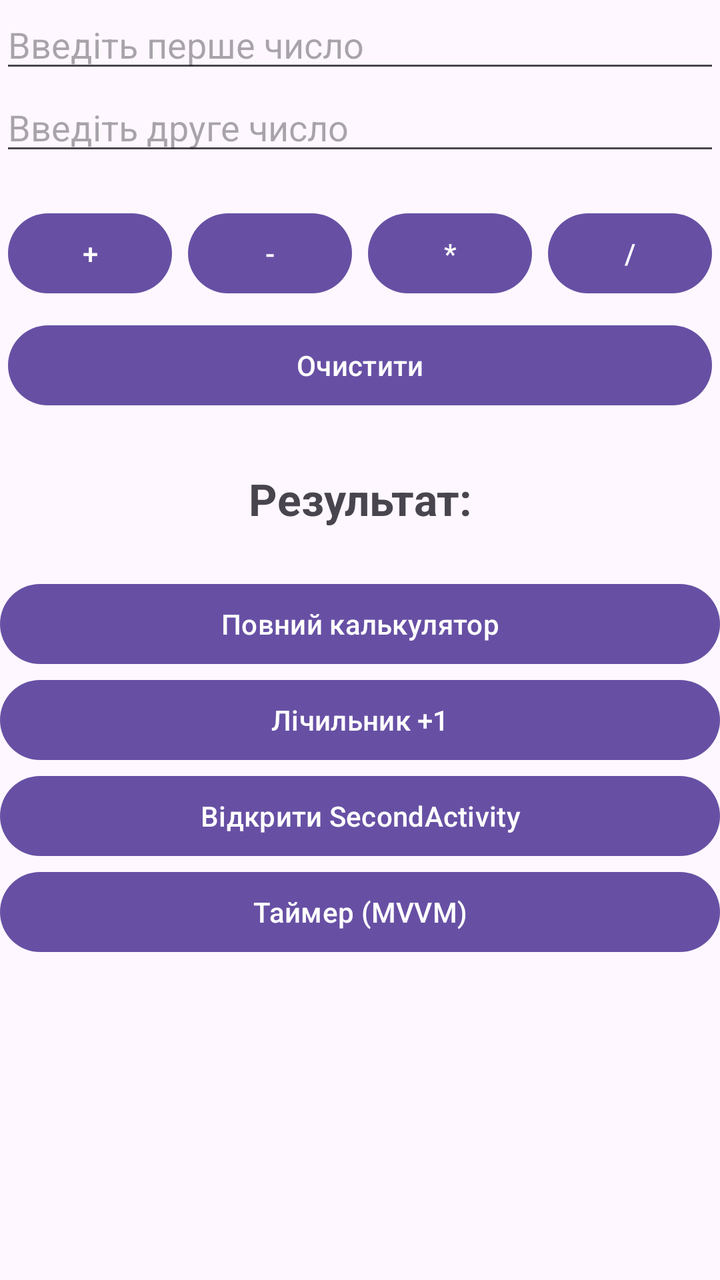
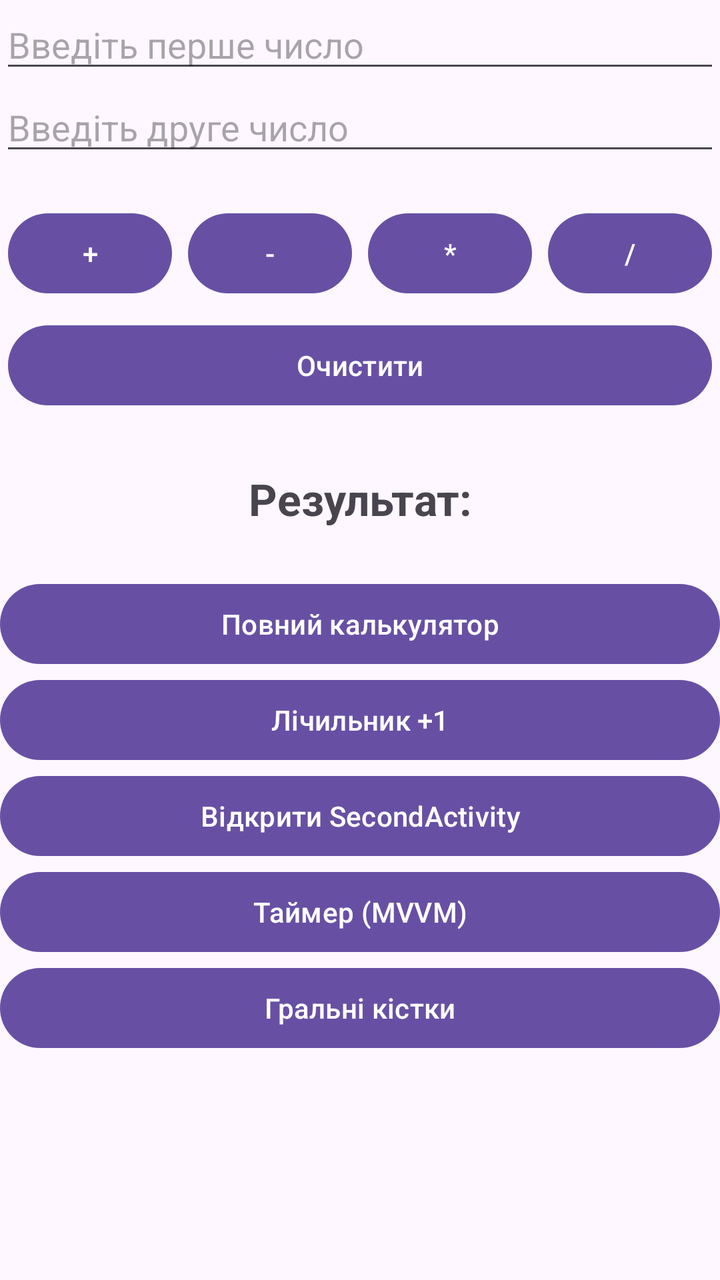

Before-and-after screenshots of an Android layout around one commit, followed by the original layout XML and the change that was made.
<!-- AndroidManifest.xml: application theme Theme.Homework2_1 -->
<!-- res/layout/activity_main.xml -->
<?xml version="1.0" encoding="utf-8"?>
<LinearLayout xmlns:android="http://schemas.android.com/apk/res/android"
    xmlns:tools="http://schemas.android.com/tools"
    android:id="@+id/main"
    android:layout_width="match_parent"
    android:layout_height="match_parent"
    android:layout_margin="24dp"
    android:orientation="vertical"
    tools:context=".MainActivity">

    <EditText
        android:id="@+id/firstNumberInput"
        android:layout_width="match_parent"
        android:layout_height="wrap_content"
        android:hint="@string/first_number_hint"
        android:inputType="numberDecimal|numberSigned" />

    <EditText
        android:id="@+id/secondNumberInput"
        android:layout_width="match_parent"
        android:layout_height="wrap_content"
        android:hint="@string/second_number_hint"
        android:inputType="numberDecimal|numberSigned" />

    
    <LinearLayout
        android:layout_width="match_parent"
        android:layout_height="wrap_content"
        android:layout_marginTop="16dp"
        android:orientation="horizontal">

        <Button
            android:id="@+id/plusButton"
            android:layout_width="0dp"
            android:layout_height="wrap_content"
            android:layout_margin="4dp"
            android:layout_weight="1"
            android:text="+" />

        <Button
            android:id="@+id/minusButton"
            android:layout_width="0dp"
            android:layout_height="wrap_content"
            android:layout_margin="4dp"
            android:layout_weight="1"
            android:text="-" />

        <Button
            android:id="@+id/multiplyButton"
            android:layout_width="0dp"
            android:layout_height="wrap_content"
            android:layout_margin="4dp"
            android:layout_weight="1"
            android:text="*" />

        <Button
            android:id="@+id/divideButton"
            android:layout_width="0dp"
            android:layout_height="wrap_content"
            android:layout_margin="4dp"
            android:layout_weight="1"
            android:text="/" />

    </LinearLayout>

    <Button
        android:id="@+id/clearButton"
        android:layout_width="match_parent"
        android:layout_height="wrap_content"
        android:layout_margin="4dp"
        android:text="@string/clear" />

    <TextView
        android:id="@+id/resultText"
        android:layout_width="match_parent"
        android:layout_height="wrap_content"
        android:layout_marginTop="24dp"
        android:gravity="center"
        android:text="@string/result_empty"
        android:textSize="22sp"
        android:textStyle="bold" />

    
    <Button
        android:id="@+id/openFullCalculatorButton"
        android:layout_width="match_parent"
        android:layout_height="wrap_content"
        android:layout_marginTop="24dp"
        android:text="@string/open_full_calculator" />

    
    <Button
        android:id="@+id/countButton"
        android:layout_width="match_parent"
        android:layout_height="wrap_content"
        android:text="@string/count" />

    <Button
        android:id="@+id/openSecondButton"
        android:layout_width="match_parent"
        android:layout_height="wrap_content"
        android:text="@string/open_second" />

    <Button
        android:id="@+id/openTimerButton"
        android:layout_width="match_parent"
        android:layout_height="wrap_content"
        android:text="@string/open_timer" />

</LinearLayout>
<!-- resources referenced by this layout -->
<resources>
  <string name="clear">Очистити</string>
  <string name="count">Лічильник +1</string>
  <string name="first_number_hint">Введіть перше число</string>
  <string name="open_full_calculator">Повний калькулятор</string>
  <string name="open_second">Відкрити SecondActivity</string>
  <string name="open_timer">Таймер (MVVM)</string>
  <string name="result_empty">Результат:</string>
  <string name="second_number_hint">Введіть друге число</string>
  <style name="Theme.Homework2_1" parent="Base.Theme.Homework2_1" />
  <style name="Base.Theme.Homework2_1" parent="Theme.Material3.DayNight.NoActionBar">
          
          
      </style>
</resources>

<!-- the commit's change to res/layout/activity_main.xml (unified diff, before → after) -->
@@ -107,4 +107,10 @@
         android:layout_height="wrap_content"
         android:text="@string/open_timer" />
 
+    <Button
+        android:id="@+id/openDiceButton"
+        android:layout_width="match_parent"
+        android:layout_height="wrap_content"
+        android:text="@string/open_dice" />
+
 </LinearLayout>
<!-- resource entries referenced after the edit -->
@@ -3,6 +3,7 @@
   <string name="clear">Очистити</string>
   <string name="count">Лічильник +1</string>
   <string name="first_number_hint">Введіть перше число</string>
+  <string name="open_dice">Гральні кістки</string>
   <string name="open_full_calculator">Повний калькулятор</string>
   <string name="open_second">Відкрити SecondActivity</string>
   <string name="open_timer">Таймер (MVVM)</string>
